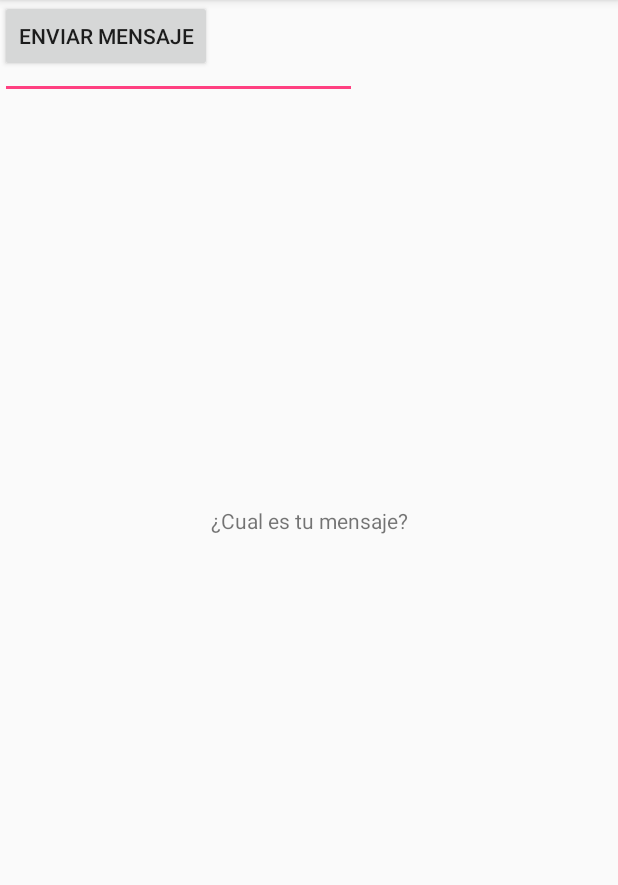
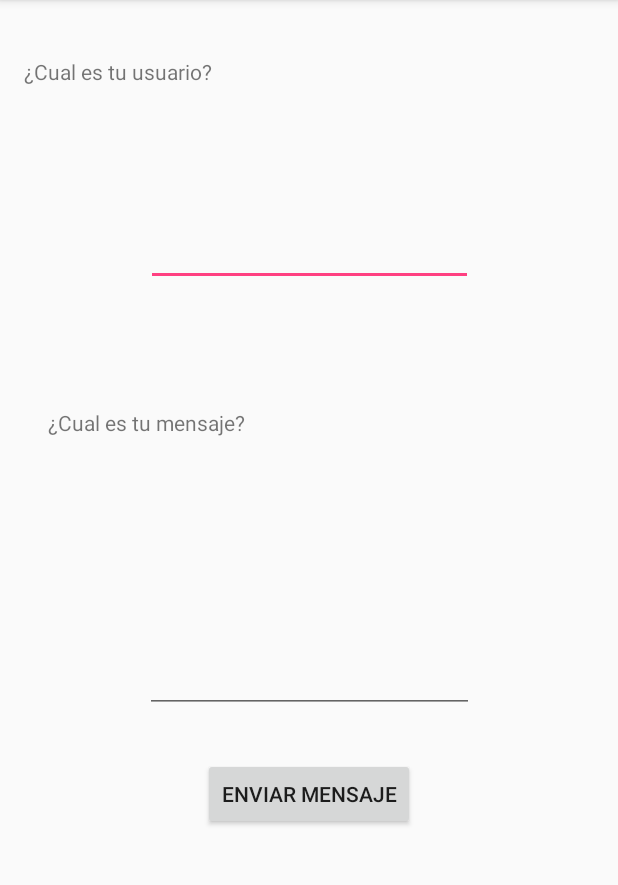
Before and after one commit to Beelzenef/SendMessage, an Android app: the screen it shows after launch (SendMessage), on a phone screen of 412 x 824 dp, the part 84-969 px from its top. Run offline under Robolectric (Android 15) with nearby library versions, the phone set to English and light mode, and no system bars.

```diff
--- a/app/build.gradle
+++ b/app/build.gradle
@@ -2,11 +2,11 @@ apply plugin: 'com.android.application'
 
 android {
     compileSdkVersion 25
-    buildToolsVersion "26.0.1"
+    buildToolsVersion "25.0.3"
     defaultConfig {
         applicationId "com.example.sendmessage"
-        minSdkVersion 15
-        targetSdkVersion 25
+        minSdkVersion 18
+        targetSdkVersion 22
         versionCode 1
         versionName "1.0"
         testInstrumentationRunner "android.support.test.runner.AndroidJUnitRunner"
--- a/app/src/main/AndroidManifest.xml
+++ b/app/src/main/AndroidManifest.xml
@@ -16,6 +16,7 @@
                 <category android:name="android.intent.category.LAUNCHER" />
             </intent-filter>
         </activity>
+        <activity android:name=".ViewMsg"></activity>
     </application>
 
 </manifest>
--- a/app/src/main/res/layout/activity_send_message.xml
+++ b/app/src/main/res/layout/activity_send_message.xml
@@ -4,29 +4,75 @@
     xmlns:tools="http://schemas.android.com/tools"
     android:layout_width="match_parent"
     android:layout_height="match_parent"
-    tools:context="com.example.sendmessage.SendMessage">
+    tools:context="com.example.sendmessage.ViewMsg">
 
     <TextView
         android:layout_width="wrap_content"
         android:layout_height="wrap_content"
-        android:text="@string/text_CualEsTuMsg"
-        app:layout_constraintBottom_toBottomOf="parent"
+        android:text="@string/txtV_Usuario"
+        android:id="@+id/txtV_User"
+        tools:layout_constraintTop_creator="1"
+        android:layout_marginStart="16dp"
+        android:layout_marginTop="38dp"
+        tools:layout_constraintLeft_creator="1"
         app:layout_constraintLeft_toLeftOf="parent"
-        app:layout_constraintRight_toRightOf="parent"
-        app:layout_constraintTop_toTopOf="parent"
-        android:id="@+id/txtV_WhatMsg"
-        app:layout_constraintVertical_bias="0.451" />
+        app:layout_constraintTop_toTopOf="parent" />
 
     <EditText
-        android:layout_width="238dp"
-        android:layout_height="66dp"
-        android:id="@+id/editT_MsgToSend"
-        android:layout_marginRight="8dp" />
+        android:layout_width="218dp"
+        android:layout_height="56dp"
+        android:id="@+id/edtT_User"
+        tools:layout_constraintTop_creator="1"
+        tools:layout_constraintRight_creator="1"
+        tools:layout_constraintBottom_creator="1"
+        app:layout_constraintBottom_toBottomOf="@+id/txtV_Message"
+        app:layout_constraintRight_toRightOf="parent"
+        android:layout_marginTop="29dp"
+        tools:layout_constraintLeft_creator="1"
+        android:layout_marginBottom="34dp"
+        app:layout_constraintLeft_toLeftOf="parent"
+        app:layout_constraintTop_toTopOf="@+id/txtV_User" />
+
+    <TextView
+        android:layout_width="wrap_content"
+        android:layout_height="wrap_content"
+        android:text="@string/txtv_Message"
+        android:id="@+id/txtV_Message"
+        app:layout_constraintRight_toLeftOf="@+id/edtT_User"
+        tools:layout_constraintRight_creator="1"
+        tools:layout_constraintBottom_creator="1"
+        app:layout_constraintBottom_toTopOf="@+id/edtT_Message"
+        tools:layout_constraintLeft_creator="1"
+        android:layout_marginBottom="2dp"
+        app:layout_constraintLeft_toLeftOf="@+id/edtT_User"
+        app:layout_constraintHorizontal_bias="0.488" />
+
+    <EditText
+        android:layout_width="219dp"
+        android:layout_height="182dp"
+        android:id="@+id/edtT_Message"
+        tools:layout_constraintTop_creator="1"
+        tools:layout_constraintRight_creator="1"
+        tools:layout_constraintBottom_creator="1"
+        app:layout_constraintBottom_toBottomOf="parent"
+        app:layout_constraintRight_toRightOf="parent"
+        tools:layout_constraintLeft_creator="1"
+        app:layout_constraintLeft_toLeftOf="parent"
+        app:layout_constraintTop_toTopOf="parent"
+        android:inputType="textMultiLine"/>
 
     <Button
         android:layout_width="wrap_content"
         android:layout_height="wrap_content"
         android:id="@+id/btn_SendMsg"
-        android:text="@string/text_EnviarMsg" />
+        android:text="@string/btn_SendMsg"
+        tools:layout_constraintTop_creator="1"
+        tools:layout_constraintRight_creator="1"
+        app:layout_constraintRight_toRightOf="parent"
+        android:layout_marginTop="30dp"
+        app:layout_constraintTop_toBottomOf="@+id/edtT_Message"
+        tools:layout_constraintLeft_creator="1"
+        app:layout_constraintLeft_toLeftOf="parent"
+        android:onClick="manageOnClick"/>
 
 </android.support.constraint.ConstraintLayout>
--- a/app/src/main/res/values/strings.xml
+++ b/app/src/main/res/values/strings.xml
@@ -1,5 +1,15 @@
 <resources>
+
     <string name="app_name">SendMessage</string>
-    <string name="text_CualEsTuMsg">¿Cual es tu mensaje?</string>
-    <string name="text_EnviarMsg">Enviar mensaje</string>
+
+    <!-- Enviar mensaje -->
+    <string name="txtv_Message">¿Cual es tu mensaje?</string>
+    <string name="btn_SendMsg">Enviar mensaje</string>
+    <string name="txtV_Usuario">¿Cual es tu usuario?</string>
+
+    <!-- Ver mensaje -->
+    <string name="title_viewMsg">Ver mensaje</string>
+    <string name="txtV_ViewUser">El usuario</string>
+    <string name="txtV_ViewMessage">ha enviado el siguiente mensaje:</string>
+
 </resources>
```
Also changed, not shown: app/src/main/java/com/example/sendmessage/SendMessage.java (+36 -0 lines), app/src/main/java/com/example/sendmessage/ViewMsg.java (added, +13 -0 lines), app/src/main/res/layout/activity_view_message.xml (added, +27 -0 lines).
